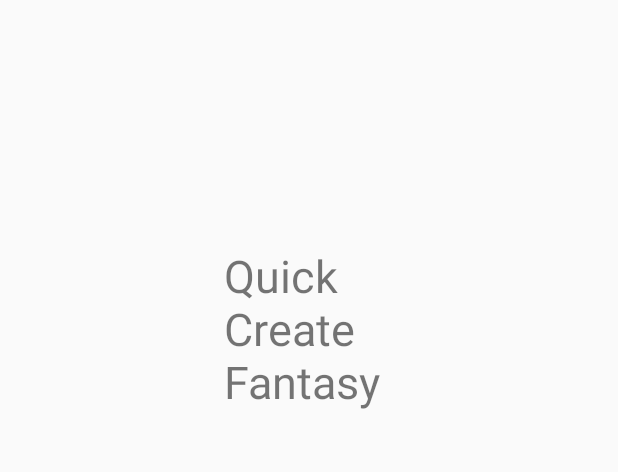
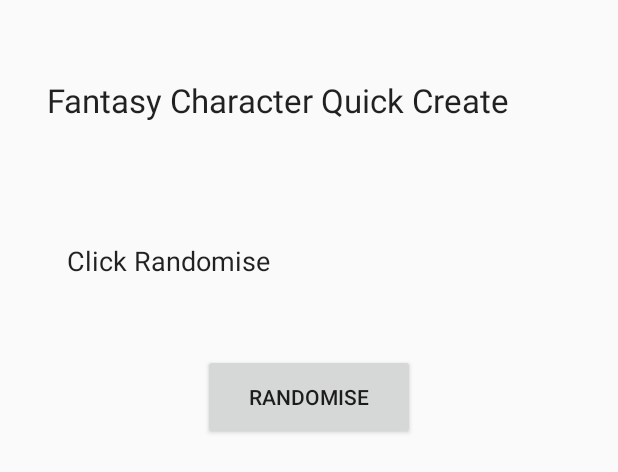
Before and after one commit to sarah-duncan/CharacterGenerator, an Android app: the layout activity_quick_create_fantasy.xml on its own in the app's theme, with its tools: preview values and no code run, on a phone screen of 412 x 824 dp. Shown: the top 472 px of the screen. Run offline under Robolectric (Android 15) with nearby library versions, the phone set to English and light mode, and no system bars.

Commit message:
Add randomisation to FantasyQuickCreate Make Randomise interface Update Randomise class to RealisticRandomise Create FanntasyRandomise Fix AndroidManifest.xml

```diff
--- a/app/src/main/java/com/dunca/charactergenerator/EditModeFantasy.java
+++ b/app/src/main/java/com/dunca/charactergenerator/EditModeFantasy.java
@@ -4,7 +4,7 @@ import androidx.appcompat.app.AppCompatActivity;
 
 import android.os.Bundle;
 
-import com.example.mainactivity.R;
+import com.example.MainActivity.R;
 
 public class EditModeFantasy extends AppCompatActivity {
 
--- a/app/src/main/java/com/dunca/charactergenerator/EditModeRealistic.java
+++ b/app/src/main/java/com/dunca/charactergenerator/EditModeRealistic.java
@@ -4,7 +4,7 @@ import androidx.appcompat.app.AppCompatActivity;
 
 import android.os.Bundle;
 
-import com.example.mainactivity.R;
+import com.example.MainActivity.R;
 
 public class EditModeRealistic extends AppCompatActivity {
 
--- a/app/src/main/java/com/dunca/charactergenerator/FantasyVRealistic.java
+++ b/app/src/main/java/com/dunca/charactergenerator/FantasyVRealistic.java
@@ -7,7 +7,7 @@ import android.os.Bundle;
 import android.view.View;
 import android.widget.Button;
 
-import com.example.mainactivity.R;
+import com.example.MainActivity.R;
 
 public class FantasyVRealistic extends AppCompatActivity {
     private Button fantasyButton;
--- a/app/src/main/java/com/dunca/charactergenerator/MainActivity.java
+++ b/app/src/main/java/com/dunca/charactergenerator/MainActivity.java
@@ -8,7 +8,7 @@ import android.widget.TextView;
 
 import androidx.appcompat.app.AppCompatActivity;
 
-import com.example.mainactivity.R;
+import com.example.MainActivity.R;
 
 
 public class MainActivity extends AppCompatActivity {
--- a/app/src/main/java/com/dunca/charactergenerator/QuickCreateActivity.java
+++ b/app/src/main/java/com/dunca/charactergenerator/QuickCreateActivity.java
@@ -3,6 +3,8 @@ package com.dunca.charactergenerator;
 import androidx.appcompat.app.AppCompatActivity;
 
 import android.os.Bundle;
+
+import com.example.MainActivity.R;
 
 public class QuickCreateActivity extends AppCompatActivity {
 
--- a/app/src/main/java/com/dunca/charactergenerator/QuickCreateRealistic.java
+++ b/app/src/main/java/com/dunca/charactergenerator/QuickCreateRealistic.java
@@ -7,7 +7,7 @@ import android.widget.EditText;
 
 import androidx.appcompat.app.AppCompatActivity;
 
-import com.example.mainactivity.R;
+import com.example.MainActivity.R;
 
 public class QuickCreateRealistic extends AppCompatActivity {
 
@@ -26,7 +26,7 @@ public class QuickCreateRealistic extends AppCompatActivity {
         randomiseButton.setOnClickListener(new View.OnClickListener(){
                                                  @Override
                                                  public void onClick(View v){
-                                                     Randomise random = new Randomise();
+                                                     Randomise random = new RandomiseRealistic();
                                                      editTextShowDescription.setText(random.randomCharacter());
                                                  }
                                              }
--- a/app/src/main/java/com/dunca/charactergenerator/Randomise.java
+++ b/app/src/main/java/com/dunca/charactergenerator/Randomise.java
@@ -1,29 +1,6 @@
 package com.dunca.charactergenerator;
 
-
-import java.util.Random;
-
-public class Randomise {
-    //Temp until  mySQL database added
-    String[] profession = {"Artist", "Engineer", "King", "Teacher","gamer"};
-    String[] hairColour = {"brown", "blond", "grey","black", "red"};
-    String[] hobby = {"painting", "gaming"};
-
-    public String randomCharacter(){
-        return "A " + randomTrait(profession) + " with " + randomTrait(hairColour)+ " hair, who enjoys " + randomTrait(hobby)+ ".";
-    }
-
-    private String randomTrait(String[] trait){
-        Random random = new Random();
-        int traitNum = random.nextInt(trait.length);
-        return trait[traitNum];
-    }
-
-    public static void main (String[] args){
-        Randomise random = new Randomise();
-        System.out.println(random.randomCharacter());
-        System.out.println(random.randomCharacter());
-        System.out.println(random.randomCharacter());
-        System.out.println(random.randomCharacter());
-    }
+public interface Randomise {
+    String randomCharacter();
+    public String randomTrait(String[] trait);
 }
--- a/app/src/main/res/layout/activity_quick_create_fantasy.xml
+++ b/app/src/main/res/layout/activity_quick_create_fantasy.xml
@@ -7,14 +7,40 @@
     tools:context="com.dunca.charactergenerator.QuickCreateFantasy">
 
     <TextView
-        android:id="@+id/placeholder"
-        android:layout_width="144dp"
-        android:layout_height="128dp"
-        android:layout_marginStart="149dp"
-        android:layout_marginLeft="149dp"
-        android:layout_marginTop="163dp"
-        android:text="Quick Create Fantasy"
-        android:textSize="30sp"
+        android:id="@+id/title_fantasy_character_QuickCreate"
+        android:layout_width="349dp"
+        android:layout_height="52dp"
+        android:layout_marginTop="52dp"
+        android:text="Fantasy Character Quick Create"
+        android:textAppearance="@style/TextAppearance.AppCompat.Large"
+        app:layout_constraintEnd_toEndOf="parent"
+        app:layout_constraintHorizontal_bias="0.503"
         app:layout_constraintStart_toStartOf="parent"
         app:layout_constraintTop_toTopOf="parent" />
+
+    <EditText
+        android:id="@+id/editText_show_description"
+        android:layout_width="323dp"
+        android:layout_height="84dp"
+        android:layout_marginTop="28dp"
+        android:background="@android:color/transparent"
+        android:ems="10"
+        android:inputType="textPersonName"
+        android:text="Click Randomise"
+        app:layout_constraintEnd_toEndOf="parent"
+        app:layout_constraintStart_toStartOf="parent"
+        app:layout_constraintTop_toBottomOf="@+id/title_fantasy_character_QuickCreate" />
+
+    <Button
+        android:id="@+id/randomise_button"
+        android:layout_width="141dp"
+        android:layout_height="57dp"
+        android:layout_marginTop="20dp"
+        android:text="Randomise"
+        app:layout_constraintBottom_toBottomOf="parent"
+        app:layout_constraintEnd_toEndOf="parent"
+        app:layout_constraintHorizontal_bias="0.501"
+        app:layout_constraintStart_toStartOf="parent"
+        app:layout_constraintTop_toBottomOf="@+id/editText_show_description"
+        app:layout_constraintVertical_bias="0.0" />
 </androidx.constraintlayout.widget.ConstraintLayout>
--- a/app/src/main/res/layout/activity_quick_create_realistic.xml
+++ b/app/src/main/res/layout/activity_quick_create_realistic.xml
@@ -7,7 +7,7 @@
     tools:context="com.dunca.charactergenerator.QuickCreateRealistic">
 
     <TextView
-        android:id="@+id/title_realistic_character_QuickCreate"
+        android:id="@+id/title_fantasy_character_QuickCreate"
         android:layout_width="349dp"
         android:layout_height="52dp"
         android:layout_marginTop="52dp"
@@ -29,7 +29,7 @@
         android:text="Click Randomise"
         app:layout_constraintEnd_toEndOf="parent"
         app:layout_constraintStart_toStartOf="parent"
-        app:layout_constraintTop_toBottomOf="@+id/title_realistic_character_QuickCreate" />
+        app:layout_constraintTop_toBottomOf="@+id/title_fantasy_character_QuickCreate" />
 
     <Button
         android:id="@+id/randomise_button"
```
Also changed, not shown: app/src/main/AndroidManifest.xml (+37 -1 lines), app/src/main/java/com/dunca/charactergenerator/QuickCreateFantasy.java (+20 -2 lines), app/src/main/java/com/dunca/charactergenerator/RandomiseFantasy.java (added, +30 -0 lines), app/src/main/java/com/dunca/charactergenerator/RandomiseRealistic.java (added, +30 -0 lines), 3 other files.
